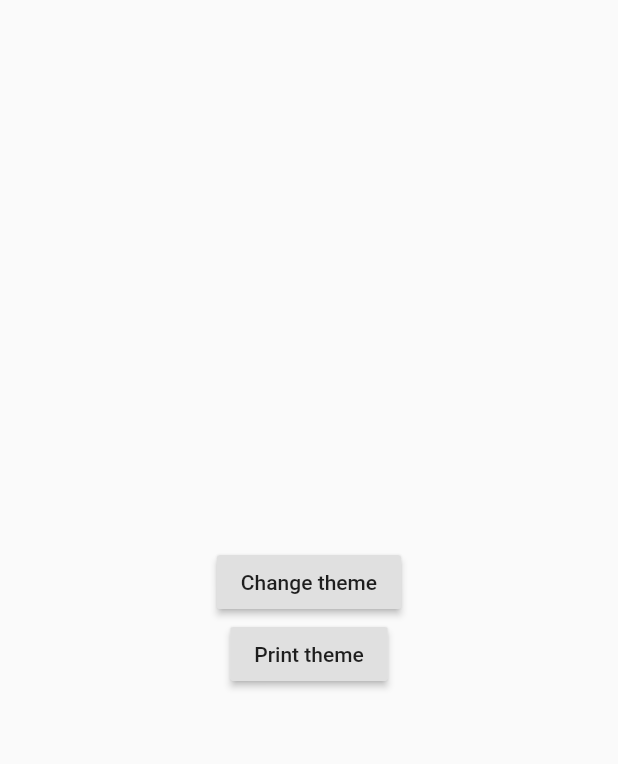
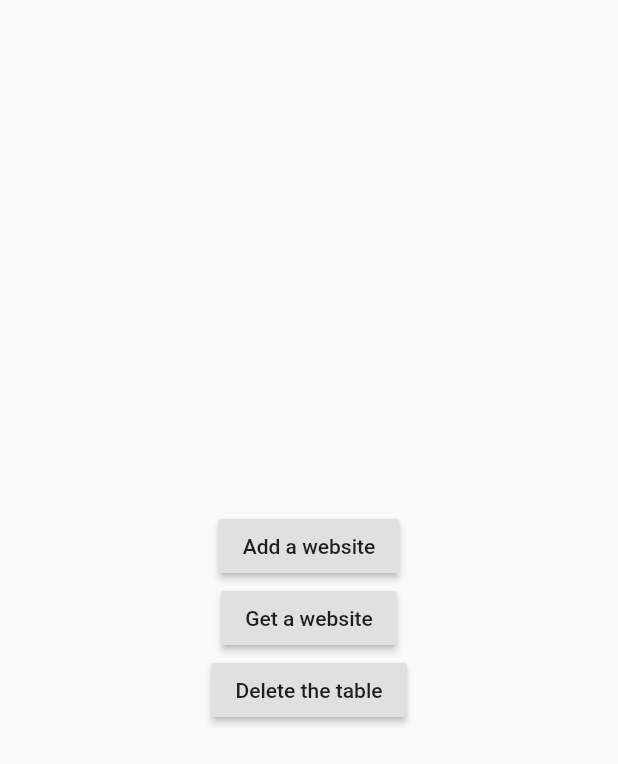
Before and after one commit to deadLocks21/SYA-or-Save-Your-passwords-Anonymously, a Flutter app: the screen it shows after launch, on a phone screen of 412 x 824 dp. Shown: the top 764 px of the screen. Run offline on Flutter 3.47's test engine with Material 2 defaults, Android fonts, the phone set to English and light mode, and no system bars; our stand-ins replace sqflite; accounts and stored records are empty.

Commit message:
Test of the Website class and DAO.

```diff
--- a/sya/lib/main.dart
+++ b/sya/lib/main.dart
@@ -1,5 +1,8 @@
 import 'package:flutter/cupertino.dart';
 import 'package:flutter/material.dart';
+import 'package:sya/database/DaoMaster.dart';
+import 'package:sya/database/WebsitesDao.dart';
+import 'package:sya/logic/Website.dart';
 
 import 'database/MemoryDao.dart';
 
@@ -30,12 +33,16 @@ class _MyHomePageState extends State<MyHomePage> {
           mainAxisAlignment: MainAxisAlignment.center,
           children: [
             RaisedButton(
-              child: Text("Change theme"),
-              onPressed: () async {await MemoryDao.changeTheme("light");},
+              child: Text("Add a website"),
+              onPressed: () async {await WebsitesDao.addAWebsite(new Website(1, "name", "login", "cryptedPassword"));},
             ),
             RaisedButton(
-              child: Text("Print theme"),
-              onPressed: () async {print(await MemoryDao.getTheme());},
+              child: Text("Get a website"),
+              onPressed: () async {print(await WebsitesDao.getWebsites());},
+            ),
+            RaisedButton(
+              child: Text("Delete the table"),
+              onPressed: () async {DaoMaster.delete("WebSite");},
             )
           ],
         ),
```
